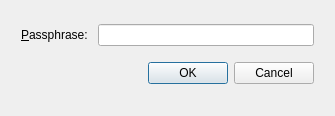
This is qt_ui/get_passphrase_dialog.ui in evpo/EncryptPad as Qt 5 draws it before an edit. The edited form follows.
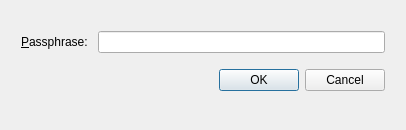
This is the edited form.

Patch:
```diff
--- a/qt_ui/get_passphrase_dialog.ui
+++ b/qt_ui/get_passphrase_dialog.ui
@@ -6,8 +6,8 @@
    <rect>
     <x>0</x>
     <y>0</y>
-    <width>335</width>
-    <height>116</height>
+    <width>406</width>
+    <height>130</height>
    </rect>
   </property>
   <property name="minimumSize">
@@ -18,8 +18,8 @@
   </property>
   <property name="maximumSize">
    <size>
-    <width>436</width>
-    <height>156</height>
+    <width>460</width>
+    <height>151</height>
    </size>
   </property>
   <property name="windowTitle">
```
